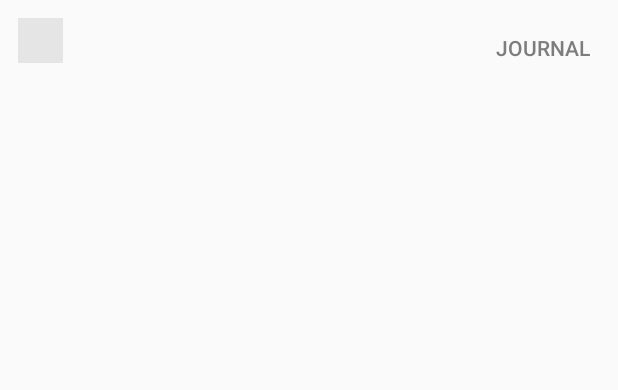
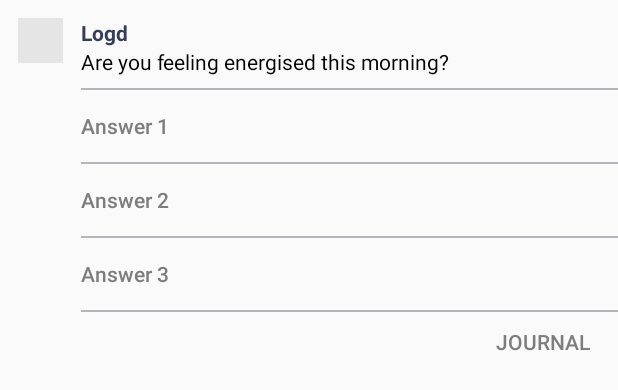
Before and after one commit to devgabrielcoman/logd, an Android app: the layout notification_custom.xml on its own in the app's theme, with its tools: preview values and no code run, on a phone screen of 412 x 824 dp. Shown: the top 390 px of the screen. Run offline under Robolectric (Android 15) with nearby library versions, the phone set to English and light mode, and no system bars.

Commit message:
Finally did an update worthwhile

```diff
--- a/app/src/main/AndroidManifest.xml
+++ b/app/src/main/AndroidManifest.xml
@@ -33,7 +33,9 @@
             </intent-filter>
         </receiver>
 
-        <receiver android:name=".system.notification.AnswerButtonListener"/>
+        <receiver android:name=".system.alarm.AlarmReceiver$NotificationAnswerText1"/>
+        <receiver android:name=".system.alarm.AlarmReceiver$NotificationAnswerText2"/>
+        <receiver android:name=".system.alarm.AlarmReceiver$NotificationAnswerText3"/>
     </application>
 
 </manifest>
--- a/app/src/main/java/com/gabrielcoman/logd/activities/main/MainActivity.java
+++ b/app/src/main/java/com/gabrielcoman/logd/activities/main/MainActivity.java
@@ -20,8 +20,10 @@ import com.gabrielcoman.logd.R;
 import com.gabrielcoman.logd.activities.BaseActivity;
 import com.gabrielcoman.logd.activities.answer.AnswerActivity;
 import com.gabrielcoman.logd.activities.journal.JournalActivity;
+import com.gabrielcoman.logd.models.Question;
 import com.gabrielcoman.logd.models.Response;
 import com.gabrielcoman.logd.system.api.DatabaseAPI;
+import com.gabrielcoman.logd.system.api.QuestionsAPI;
 import com.gabrielcoman.logd.system.aux.LogdAux;
 import com.gabrielcoman.logd.system.setup.AppSetup;
 import com.jakewharton.rxbinding.view.RxView;
--- a/app/src/main/java/com/gabrielcoman/logd/activities/main/ResponseViewModel.java
+++ b/app/src/main/java/com/gabrielcoman/logd/activities/main/ResponseViewModel.java
@@ -50,8 +50,8 @@ class ResponseViewModel implements Comparable {
         cal.setTimeInMillis(hourTimestamp * 1000);
         int hour = cal.get(Calendar.HOUR_OF_DAY);
         int minute = cal.get(Calendar.MINUTE);
-        String sHour = hour == 0 ? "00" : "" + hour;
-        String sMinute = minute == 0 ? "00": "" + minute;
+        String sHour = hour == 0 ? "00" : hour <= 9 ? "0" + hour : "" + hour;
+        String sMinute = minute == 0 ? "00": minute <= 9 ? "0" + minute : "" + minute;
         return "@" + sHour + ":" + sMinute;
     }
 
--- a/app/src/main/java/com/gabrielcoman/logd/models/Question.java
+++ b/app/src/main/java/com/gabrielcoman/logd/models/Question.java
@@ -12,6 +12,11 @@ public class Question {
     private String title;
     private List<String> answers = new ArrayList<>();
 
+    public Question (String title, List<String> answers) {
+        this.title = title;
+        this.answers = answers;
+    }
+
     public String getTitle() {
         return title;
     }
--- a/app/src/main/res/layout/notification_custom.xml
+++ b/app/src/main/res/layout/notification_custom.xml
@@ -17,7 +17,29 @@
         android:layout_height="wrap_content"
         android:textColor="@color/colorTextMain"
         android:orientation="vertical"
-        android:layout_toRightOf="@+id/imagenotileft" />
+        android:layout_toRightOf="@+id/imagenotileft">
+
+        <TextView
+            android:text="@string/app_name"
+            android:textColor="@color/colorPrimary"
+            android:layout_width="match_parent"
+            android:textStyle="bold"
+            android:layout_height="wrap_content" />
+
+        <TextView
+            android:id="@+id/QuestionTitle"
+            android:text="Are you feeling energised this morning?"
+            android:layout_width="match_parent"
+            android:layout_height="wrap_content"
+            android:layout_marginBottom="8dp"
+            android:textColor="@color/colorTextMain" />
+
+        <LinearLayout
+            android:background="@color/colorTextHint"
+            android:layout_width="match_parent"
+            android:layout_height="1dp"/>
+
+    </LinearLayout>
 
     <LinearLayout
         android:id="@+id/text"
@@ -26,6 +48,51 @@
         android:orientation="vertical"
         android:layout_below="@+id/title"
         android:layout_toRightOf="@+id/imagenotileft">
+
+        <Button
+            android:background="@color/colorTransparent"
+            android:textAlignment="textStart"
+            android:id="@+id/NotificationAnswerText1"
+            android:text="Answer 1"
+            android:textColor="@color/colorGray"
+            android:textAllCaps="false"
+            android:layout_width="match_parent"
+            android:layout_height="wrap_content" />
+
+        <LinearLayout
+            android:background="@color/colorTextHint"
+            android:layout_width="match_parent"
+            android:layout_height="1dp"/>
+
+        <Button
+            android:background="@color/colorTransparent"
+            android:textAlignment="textStart"
+            android:id="@+id/NotificationAnswerText2"
+            android:text="Answer 2"
+            android:textColor="@color/colorGray"
+            android:textAllCaps="false"
+            android:layout_width="match_parent"
+            android:layout_height="wrap_content" />
+
+        <LinearLayout
+            android:background="@color/colorTextHint"
+            android:layout_width="match_parent"
+            android:layout_height="1dp"/>
+
+        <Button
+            android:background="@color/colorTransparent"
+            android:textAlignment="textStart"
+            android:id="@+id/NotificationAnswerText3"
+            android:text="Answer 3"
+            android:textColor="@color/colorGray"
+            android:textAllCaps="false"
+            android:layout_width="match_parent"
+            android:layout_height="wrap_content" />
+
+        <LinearLayout
+            android:background="@color/colorTextHint"
+            android:layout_width="match_parent"
+            android:layout_height="1dp"/>
 
     </LinearLayout>
 
--- a/app/src/main/res/layout/notification_custom_button.xml
+++ b/app/src/main/res/layout/notification_custom_button.xml
@@ -10,6 +10,7 @@
         android:id="@+id/NotificationAnswerText"
         android:text="Nothing special happened"
         android:textColor="@color/colorGray"
+        android:textAllCaps="false"
         android:layout_width="match_parent"
         android:layout_height="wrap_content" />
 
--- a/app/src/main/res/values/strings.xml
+++ b/app/src/main/res/values/strings.xml
@@ -9,4 +9,7 @@
     <string name="activity_journal_save">Save</string>
     <string name="activity_journal_placeholder">Share your thoughts &#8230;</string>
 
+    <string name="data_question_morning_title">What best describes your morning?</string>
+    <string name="data_question_evening_title">How would you describe your day?</string>
+
 </resources>
```
Also changed, not shown: app/src/main/java/com/gabrielcoman/logd/system/alarm/AlarmReceiver.java (+111 -33 lines), app/src/main/java/com/gabrielcoman/logd/system/api/DatabaseAPI.java (+0 -8 lines), app/src/main/java/com/gabrielcoman/logd/system/api/QuestionsAPI.java (+28 -11 lines), app/src/main/java/com/gabrielcoman/logd/system/notification/AnswerButtonListener.java (deleted, +0 -38 lines), app/src/main/java/com/gabrielcoman/logd/system/notification/NotificationCreator.java (deleted, +0 -72 lines), app/src/main/res/raw/answers_evening.json (added, +11 -0 lines), app/src/main/res/raw/answers_morning.json (added, +8 -0 lines), app/src/main/res/raw/questions.json (deleted, +0 -57 lines).
